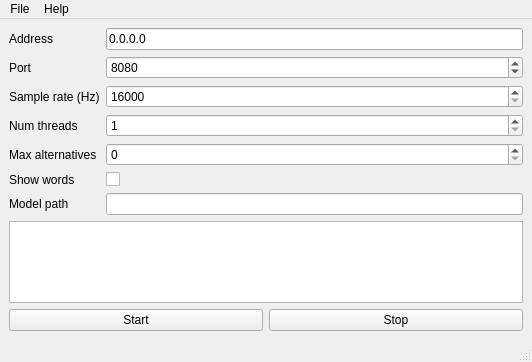
Qt form src/application.ui (IlgarLunin/vosk-language-server) before a commit.
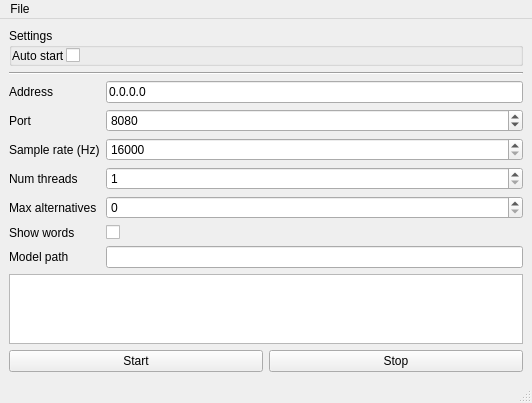
The same form after that commit. Icons and pictures are not drawn.

Commit message: open window on tray message click. auto start process.

```diff
--- a/src/application.ui
+++ b/src/application.ui
@@ -7,7 +7,7 @@
     <x>0</x>
     <y>0</y>
     <width>532</width>
-    <height>362</height>
+    <height>385</height>
    </rect>
   </property>
   <property name="windowTitle">
@@ -22,6 +22,55 @@
   </property>
   <widget class="QWidget" name="centralwidget">
    <layout class="QVBoxLayout" name="verticalLayout_2">
+    <item>
+     <widget class="QGroupBox" name="groupBox">
+      <property name="title">
+       <string>Settings</string>
+      </property>
+      <layout class="QVBoxLayout" name="verticalLayout">
+       <property name="spacing">
+        <number>1</number>
+       </property>
+       <property name="leftMargin">
+        <number>0</number>
+       </property>
+       <property name="topMargin">
+        <number>0</number>
+       </property>
+       <property name="rightMargin">
+        <number>0</number>
+       </property>
+       <property name="bottomMargin">
+        <number>0</number>
+       </property>
+       <item>
+        <layout class="QFormLayout" name="formLayout_2">
+         <item row="0" column="0">
+          <widget class="QLabel" name="autoStartLabel">
+           <property name="text">
+            <string>Auto start</string>
+           </property>
+          </widget>
+         </item>
+         <item row="0" column="1">
+          <widget class="QCheckBox" name="autoStartCheckBox">
+           <property name="toolTip">
+            <string>Try to execute model on startup (using current settings)</string>
+           </property>
+          </widget>
+         </item>
+        </layout>
+       </item>
+      </layout>
+     </widget>
+    </item>
+    <item>
+     <widget class="Line" name="line">
+      <property name="orientation">
+       <enum>Qt::Horizontal</enum>
+      </property>
+     </widget>
+    </item>
     <item>
      <layout class="QFormLayout" name="formLayout">
       <item row="0" column="0">
@@ -144,6 +193,7 @@
     </item>
    </layout>
   </widget>
+  <widget class="QStatusBar" name="statusbar"/>
   <widget class="QMenuBar" name="menubar">
    <property name="geometry">
     <rect>
@@ -157,19 +207,11 @@
     <property name="title">
      <string>File</string>
     </property>
-    <addaction name="actionPreferences"/>
-   </widget>
-   <widget class="QMenu" name="menuHelp">
-    <property name="title">
-     <string>Help</string>
-    </property>
-    <addaction name="actionAbout"/>
+    <addaction name="actionExit"/>
    </widget>
    <addaction name="menuFile"/>
-   <addaction name="menuHelp"/>
   </widget>
-  <widget class="QStatusBar" name="statusbar"/>
-  <action name="actionPreferences">
+  <action name="actionExit">
    <property name="text">
     <string>Preferences</string>
    </property>
```
Left out of the diff: 7 changed lines with no effect on the pictures. The commit also changes 4 other files.
